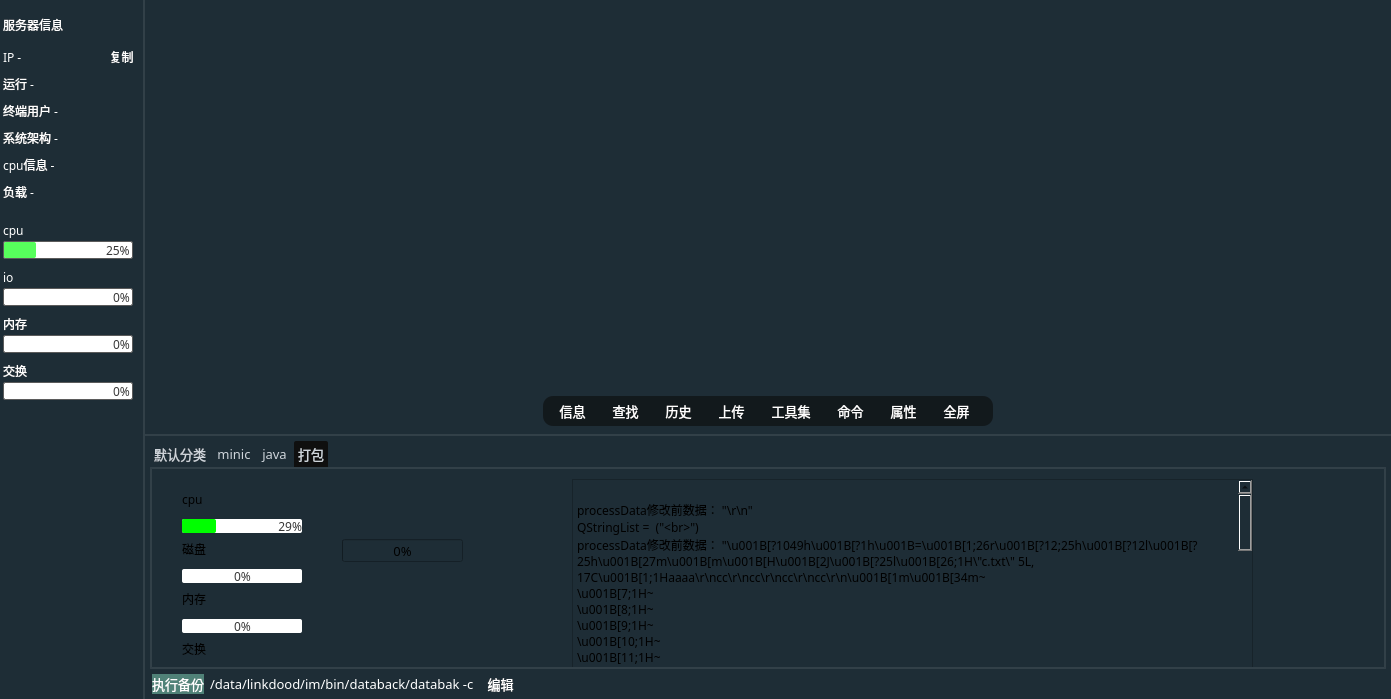
Old version of the form sshwidget.ui in the repository HuaGouFdog/Fdog-Kit.
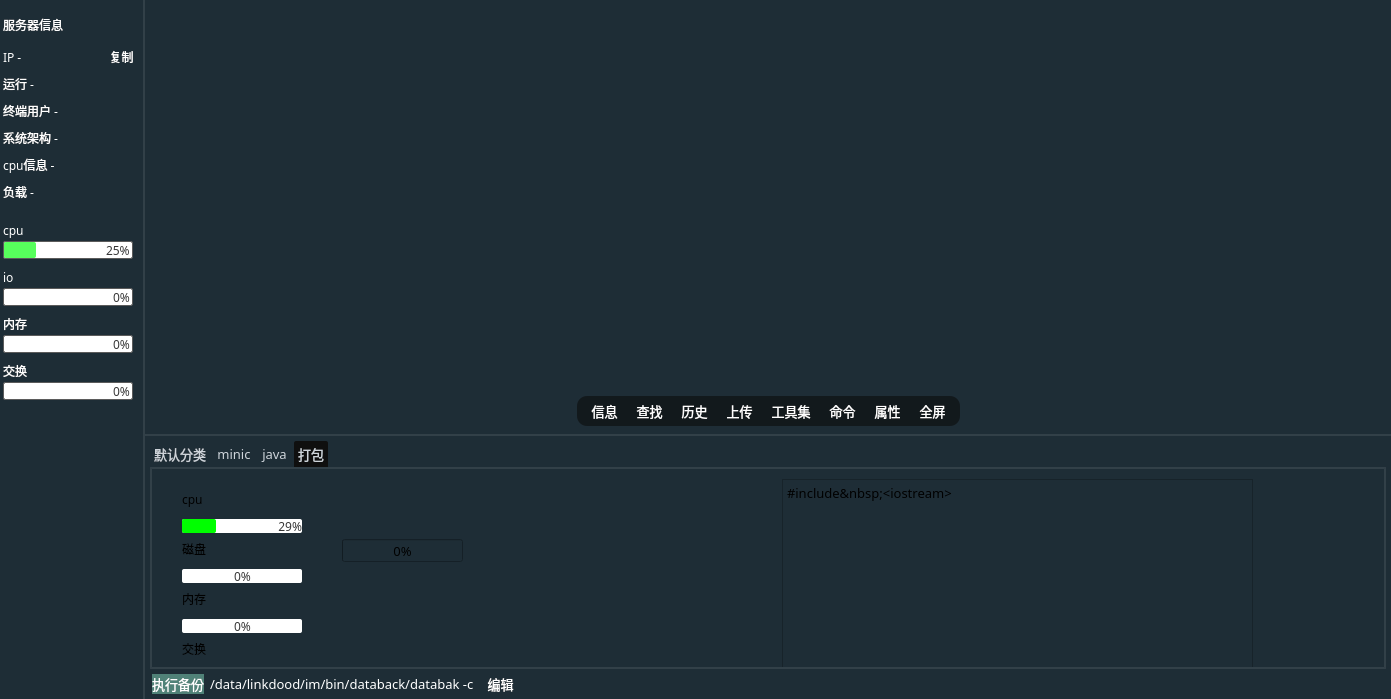
New version of the form. Icons and pictures are not drawn.

Commit message: 优化历史命令界面颜色

The edit to the form file:
```diff
--- a/sshwidget.ui
+++ b/sshwidget.ui
@@ -1389,7 +1389,7 @@
                  <widget class="QWidget" name="widget_toolbar_s" native="true">
                   <property name="minimumSize">
                    <size>
-                    <width>450</width>
+                    <width>0</width>
                     <height>30</height>
                    </size>
                   </property>
@@ -1404,14 +1404,17 @@
 border-radius: 10px;</string>
                   </property>
                   <layout class="QHBoxLayout" name="horizontalLayout_6">
+                   <property name="spacing">
+                    <number>10</number>
+                   </property>
                    <property name="leftMargin">
-                    <number>0</number>
+                    <number>10</number>
                    </property>
                    <property name="topMargin">
                     <number>0</number>
                    </property>
                    <property name="rightMargin">
-                    <number>0</number>
+                    <number>10</number>
                    </property>
                    <property name="bottomMargin">
                     <number>0</number>
@@ -2419,9 +2422,9 @@
              <widget class="QTextEdit" name="textEdit_4">
               <property name="geometry">
                <rect>
-                <x>420</x>
+                <x>630</x>
                 <y>10</y>
-                <width>681</width>
+                <width>471</width>
                 <height>211</height>
                </rect>
               </property>
@@ -2437,25 +2440,7 @@
 &lt;html&gt;&lt;head&gt;&lt;meta name=&quot;qrichtext&quot; content=&quot;1&quot; /&gt;&lt;style type=&quot;text/css&quot;&gt;
 p, li { white-space: pre-wrap; }
 &lt;/style&gt;&lt;/head&gt;&lt;body style=&quot; font-family:'OPPOSans B'; font-size:10pt; font-weight:400; font-style:normal;&quot;&gt;
-&lt;p style=&quot;-qt-paragraph-type:empty; margin-top:0px; margin-bottom:0px; margin-left:0px; margin-right:0px; -qt-block-indent:0; text-indent:0px; font-family:'SimSun'; font-size:9pt;&quot;&gt;&lt;br /&gt;&lt;/p&gt;
-&lt;p style=&quot; margin-top:0px; margin-bottom:0px; margin-left:0px; margin-right:0px; -qt-block-indent:0; text-indent:0px;&quot;&gt;&lt;span style=&quot; font-family:'SimSun'; font-size:9pt; color:#000000;&quot;&gt;processData修改前数据： &amp;quot;\r\n&amp;quot;&lt;/span&gt;&lt;/p&gt;
-&lt;p style=&quot; margin-top:0px; margin-bottom:0px; margin-left:0px; margin-right:0px; -qt-block-indent:0; text-indent:0px;&quot;&gt;&lt;span style=&quot; font-family:'SimSun'; font-size:9pt; color:#000000;&quot;&gt;QStringList =  (&amp;quot;&amp;lt;br&amp;gt;&amp;quot;)&lt;/span&gt;&lt;/p&gt;
-&lt;p style=&quot; margin-top:0px; margin-bottom:0px; margin-left:0px; margin-right:0px; -qt-block-indent:0; text-indent:0px;&quot;&gt;&lt;span style=&quot; font-family:'SimSun'; font-size:9pt; color:#000000;&quot;&gt;processData修改前数据： &amp;quot;\u001B[?1049h\u001B[?1h\u001B=\u001B[1;26r\u001B[?12;25h\u001B[?12l\u001B[?25h\u001B[27m\u001B[m\u001B[H\u001B[2J\u001B[?25l\u001B[26;1H\&amp;quot;c.txt\&amp;quot; 5L, 17C\u001B[1;1Haaaa\r\ncc\r\ncc\r\ncc\r\ncc\r\n\u001B[1m\u001B[34m~                                                                                                                                                                                                                 \u001B[7;1H~                                                                                                                                                                                                                 \u001B[8;1H~                                                                                                                                                                                                                 \u001B[9;1H~                                                                                                                                                                                                                 \u001B[10;1H~                                                                                                                                                                                                                 \u001B[11;1H~                                                                                                                                                                                                                 \u001B[12;1H~                                                                                                                                                                                                                 \u001B[13;1H~                                                                                                                                                                                                                 \u001B[14;1H~                                                                                                                                                                                                                 \u001B[15;1H~                                                                                                                                                                                                                 \u001B[16;1H~                                                                                                                                                                                                                 \u001B[17;1H~                                                                                                                                                                                                                 \u001B[18;1H~                                                                                                                                                                                                                 \u001B[19;1H~                                                                                                                                                                                                                 \u001B[20;1H~                                                                                                                                                                                                                 \u001B[21;1H~                                                                                                                                                                                                                 \u001B[22;1H~                                                                                                                                                                                                                 \u001B[23;1H~                                                                                                                                                                                                                 \u001B[24;1H~                                                                    &amp;quot;&lt;/span&gt;&lt;/p&gt;
-&lt;p style=&quot; margin-top:0px; margin-bottom:0px; margin-left:0px; margin-right:0px; -qt-block-indent:0; text-indent:0px;&quot;&gt;&lt;span style=&quot; font-family:'SimSun'; font-size:9pt; color:#000000;&quot;&gt;添加r &amp;quot;\u001B[1;26r&amp;quot;  position =  0&lt;/span&gt;&lt;/p&gt;
-&lt;p style=&quot; margin-top:0px; margin-bottom:0px; margin-left:0px; margin-right:0px; -qt-block-indent:0; text-indent:0px;&quot;&gt;&lt;span style=&quot; font-family:'SimSun'; font-size:9pt; color:#000000;&quot;&gt;QStringList =  (&amp;quot;\u001B[1;26r&amp;quot;, &amp;quot;&amp;quot;)&lt;/span&gt;&lt;/p&gt;
-&lt;p style=&quot; margin-top:0px; margin-bottom:0px; margin-left:0px; margin-right:0px; -qt-block-indent:0; text-indent:0px;&quot;&gt;&lt;span style=&quot; font-family:'SimSun'; font-size:9pt; color:#000000;&quot;&gt;添加12;25h&lt;/span&gt;&lt;/p&gt;
-&lt;p style=&quot; margin-top:0px; margin-bottom:0px; margin-left:0px; margin-right:0px; -qt-block-indent:0; text-indent:0px;&quot;&gt;&lt;span style=&quot; font-family:'SimSun'; font-size:9pt; color:#000000;&quot;&gt;QStringList =  (&amp;quot;\u001B[1;26r&amp;quot;, &amp;quot;&amp;quot;, &amp;quot;\u001B[?12;25h&amp;quot;, &amp;quot;&amp;quot;)&lt;/span&gt;&lt;/p&gt;
-&lt;p style=&quot; margin-top:0px; margin-bottom:0px; margin-left:0px; margin-right:0px; -qt-block-indent:0; text-indent:0px;&quot;&gt;&lt;span style=&quot; font-family:'SimSun'; font-size:9pt; color:#000000;&quot;&gt;添加&lt;/span&gt;&lt;/p&gt;
-&lt;p style=&quot; margin-top:0px; margin-bottom:0px; margin-left:0px; margin-right:0px; -qt-block-indent:0; text-indent:0px;&quot;&gt;&lt;span style=&quot; font-family:'SimSun'; font-size:9pt; color:#000000;&quot;&gt;QStringList =  (&amp;quot;\u001B[H&amp;quot;, &amp;quot;&amp;quot;)&lt;/span&gt;&lt;/p&gt;
-&lt;p style=&quot; margin-top:0px; margin-bottom:0px; margin-left:0px; margin-right:0px; -qt-block-indent:0; text-indent:0px;&quot;&gt;&lt;span style=&quot; font-family:'SimSun'; font-size:9pt; color:#000000;&quot;&gt;添加&lt;/span&gt;&lt;/p&gt;
-&lt;p style=&quot; margin-top:0px; margin-bottom:0px; margin-left:0px; margin-right:0px; -qt-block-indent:0; text-indent:0px;&quot;&gt;&lt;span style=&quot; font-family:'SimSun'; font-size:9pt; color:#000000;&quot;&gt;添加25l&lt;/span&gt;&lt;/p&gt;
-&lt;p style=&quot; margin-top:0px; margin-bottom:0px; margin-left:0px; margin-right:0px; -qt-block-indent:0; text-indent:0px;&quot;&gt;&lt;span style=&quot; font-family:'SimSun'; font-size:9pt; color:#000000;&quot;&gt;添加H &amp;quot;\u001B[26;1H&amp;quot;  position =  0&lt;/span&gt;&lt;/p&gt;
-&lt;p style=&quot; margin-top:0px; margin-bottom:0px; margin-left:0px; margin-right:0px; -qt-block-indent:0; text-indent:0px;&quot;&gt;&lt;span style=&quot; font-family:'SimSun'; font-size:9pt; color:#000000;&quot;&gt;QStringList =  (&amp;quot;\&amp;quot;c.txt\&amp;quot;&amp;amp;nbsp;5L,&amp;amp;nbsp;17C&amp;quot;)&lt;/span&gt;&lt;/p&gt;
-&lt;p style=&quot; margin-top:0px; margin-bottom:0px; margin-left:0px; margin-right:0px; -qt-block-indent:0; text-indent:0px;&quot;&gt;&lt;span style=&quot; font-family:'SimSun'; font-size:9pt; color:#000000;&quot;&gt;添加H &amp;quot;\u001B[1;1H&amp;quot;  position =  25&lt;/span&gt;&lt;/p&gt;
-&lt;p style=&quot; margin-top:0px; margin-bottom:0px; margin-left:0px; margin-right:0px; -qt-block-indent:0; text-indent:0px;&quot;&gt;&lt;span style=&quot; font-family:'SimSun'; font-size:9pt; color:#000000;&quot;&gt;QStringList =  &lt;/span&gt;&lt;/p&gt;
-&lt;p style=&quot; margin-top:0px; margin-bottom:0px; margin-left:0px; margin-right:0px; -qt-block-indent:0; text-indent:0px;&quot;&gt;&lt;span style=&quot; font-family:'SimSun'; font-size:9pt; font-weight:600; color:#aa0000;&quot;&gt;程序异常结束。&lt;/span&gt;&lt;/p&gt;
-&lt;p style=&quot; margin-top:0px; margin-bottom:0px; margin-left:0px; margin-right:0px; -qt-block-indent:0; text-indent:0px;&quot;&gt;&lt;span style=&quot; font-family:'SimSun'; font-size:9pt; font-weight:600; color:#0000aa;&quot;&gt;The process was ended forcefully.&lt;/span&gt;&lt;/p&gt;
-&lt;p style=&quot; margin-top:0px; margin-bottom:0px; margin-left:0px; margin-right:0px; -qt-block-indent:0; text-indent:0px;&quot;&gt;&lt;span style=&quot; font-family:'SimSun'; font-size:9pt; font-weight:600; color:#0000aa;&quot;&gt;E:/ProjectB/FdogShell/release/FdogShell.exe crashed.&lt;/span&gt;&lt;/p&gt;&lt;/body&gt;&lt;/html&gt;</string>
+&lt;p style=&quot; margin-top:0px; margin-bottom:0px; margin-left:0px; margin-right:0px; -qt-block-indent:0; text-indent:0px;&quot;&gt;&lt;span style=&quot; color:#000000;&quot;&gt;#include&amp;amp;nbsp;&amp;lt;iostream&amp;gt;&lt;/span&gt;&lt;/p&gt;&lt;/body&gt;&lt;/html&gt;</string>
               </property>
              </widget>
             </widget>
```
The commit also changes 7 other files.
